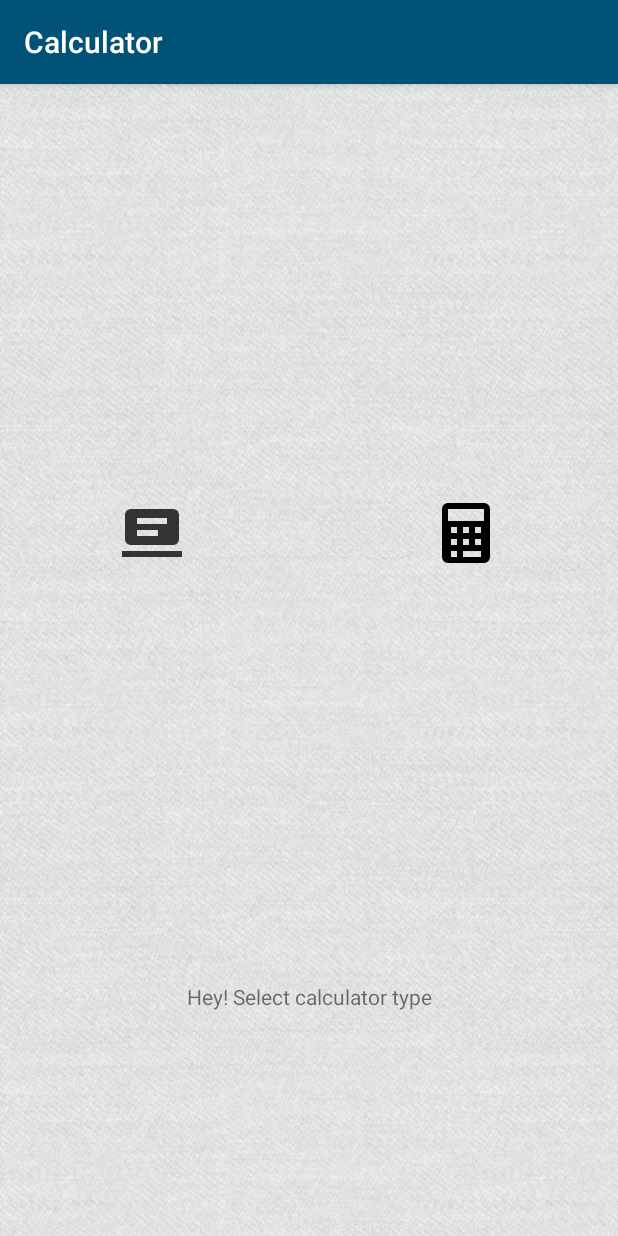
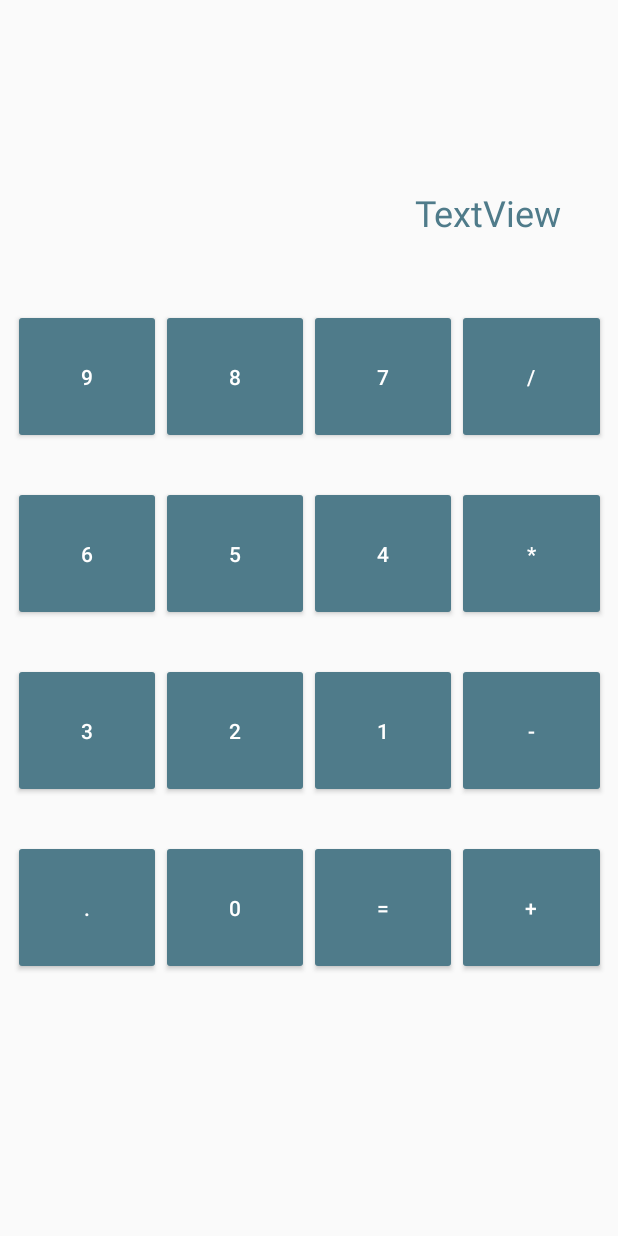
Before and after one commit to prateekro/AndroCalculator, an Android app: the screen it shows after launch (MainActivity before the commit, ButtonCalculator after it), after a tap on an icon or button, on a phone screen of 412 x 824 dp. Run offline under Robolectric (Android 15) with nearby library versions, the phone set to English and light mode, and no system bars.

Commit message:
XML ready for Button layout

```diff
--- a/app/src/main/AndroidManifest.xml
+++ b/app/src/main/AndroidManifest.xml
@@ -9,6 +9,8 @@
         android:roundIcon="@mipmap/ic_launcher_round"
         android:supportsRtl="true"
         android:theme="@style/AppTheme">
+        <activity android:name=".ButtonCalculator"></activity>
+        <activity android:name=".TextCalculator" />
         <activity android:name=".MainActivity">
             <intent-filter>
                 <action android:name="android.intent.action.MAIN" />
--- /dev/null
+++ b/app/src/main/java/com/prateek/calculator/ButtonCalculator.java
@@ -0,0 +1,19 @@
+package com.prateek.calculator;
+
+import android.app.Activity;
+import android.os.Bundle;
+
+public class ButtonCalculator extends Activity {
+
+    @Override
+    protected void onCreate(Bundle savedInstanceState) {
+        super.onCreate(savedInstanceState);
+        setContentView(R.layout.activity_button_calculator);
+    }
+
+    @Override
+    protected void onStart() {
+        super.onStart();
+
+    }
+}
--- a/app/src/main/java/com/prateek/calculator/MainActivity.java
+++ b/app/src/main/java/com/prateek/calculator/MainActivity.java
@@ -1,6 +1,7 @@
 package com.prateek.calculator;
 
 import android.animation.StateListAnimator;
+import android.content.Intent;
 import android.graphics.Color;
 import android.os.Handler;
 import android.support.constraint.ConstraintLayout;
@@ -47,10 +48,12 @@ public class MainActivity extends AppCompatActivity implements View.OnClickListe
         if (calc1.getId() == view.getId()){
             Toast.makeText(this, "Clicked 1", Toast.LENGTH_SHORT).show();
             Util.blink(calc1);
+            startActivity(new Intent(this, TextCalculator.class));
         }
         if (calc2.getId() == view.getId()){
             Toast.makeText(this, "Clicked 2", Toast.LENGTH_SHORT).show();
             Util.blink(calc2);
+            startActivity(new Intent(this, ButtonCalculator.class));
         }
 
     }
--- /dev/null
+++ b/app/src/main/java/com/prateek/calculator/TextCalculator.java
@@ -0,0 +1,20 @@
+package com.prateek.calculator;
+
+import android.app.Activity;
+import android.os.Bundle;
+
+public class TextCalculator extends Activity {
+
+    @Override
+    protected void onCreate(Bundle savedInstanceState) {
+        super.onCreate(savedInstanceState);
+        setContentView(R.layout.activity_text_calculator);
+    }
+
+    @Override
+    protected void onStart() {
+        super.onStart();
+
+
+    }
+}
--- /dev/null
+++ b/app/src/main/res/layout/activity_button_calculator.xml
@@ -0,0 +1,248 @@
+<?xml version="1.0" encoding="utf-8"?>
+<android.support.constraint.ConstraintLayout xmlns:android="http://schemas.android.com/apk/res/android"
+    xmlns:app="http://schemas.android.com/apk/res-auto"
+    xmlns:tools="http://schemas.android.com/tools"
+    android:layout_width="match_parent"
+    android:layout_height="match_parent"
+    tools:context=".ButtonCalculator">
+
+    <LinearLayout
+        android:id="@+id/linear_1"
+        android:layout_width="395dp"
+        android:layout_height="110dp"
+        android:layout_marginStart="8dp"
+        android:layout_marginTop="8dp"
+        android:layout_marginEnd="8dp"
+        android:layout_marginBottom="8dp"
+        android:orientation="horizontal"
+        app:layout_constraintBottom_toBottomOf="parent"
+        app:layout_constraintEnd_toEndOf="parent"
+        app:layout_constraintStart_toStartOf="parent"
+        app:layout_constraintTop_toTopOf="parent"
+        app:layout_constraintVertical_bias="0.100000024">
+
+        <TextView
+            android:id="@+id/textView2"
+            android:layout_width="match_parent"
+            android:layout_height="match_parent"
+            android:layout_weight="1"
+            android:gravity="bottom|center_horizontal"
+            android:padding="30dp"
+            android:text="TextView"
+            android:textAlignment="viewEnd"
+            android:textColor="@color/colorBlack"
+            android:textSize="24sp" />
+    </LinearLayout>
+
+    <LinearLayout
+        android:id="@+id/linear_2"
+        android:layout_width="395dp"
+        android:layout_height="110dp"
+        android:layout_marginStart="8dp"
+        android:layout_marginTop="8dp"
+        android:layout_marginEnd="8dp"
+        android:layout_marginBottom="8dp"
+        android:gravity="center_horizontal|center_vertical"
+        android:orientation="horizontal"
+        app:layout_constraintBottom_toBottomOf="parent"
+        app:layout_constraintEnd_toEndOf="parent"
+        app:layout_constraintStart_toStartOf="parent"
+        app:layout_constraintTop_toBottomOf="@+id/linear_1"
+        app:layout_constraintVertical_bias="0.0">
+
+        <Button
+            android:id="@+id/button_9"
+            android:layout_width="wrap_content"
+            android:layout_height="90dp"
+            android:layout_weight="1"
+            android:backgroundTint="@color/colorBlack"
+            android:textColor="@android:color/background_light"
+            android:text="9"/>
+
+        <Button
+            android:id="@+id/button_8"
+            android:layout_width="wrap_content"
+            android:layout_height="90dp"
+            android:layout_weight="1"
+            android:backgroundTint="@color/colorBlack"
+            android:textColor="@android:color/background_light"
+            android:text="8" />
+
+        <Button
+            android:id="@+id/button_7"
+            android:layout_width="wrap_content"
+            android:layout_height="90dp"
+            android:layout_weight="1"
+            android:backgroundTint="@color/colorBlack"
+            android:textColor="@android:color/background_light"
+            android:text="7" />
+
+        <Button
+            android:id="@+id/button_10"
+            android:layout_width="wrap_content"
+            android:layout_height="90dp"
+            android:layout_weight="1"
+            android:backgroundTint="@color/colorBlack"
+            android:textColor="@android:color/background_light"
+            android:text="/" />
+    </LinearLayout>
+
+    <LinearLayout
+        android:id="@+id/linear_3"
+        android:layout_width="395dp"
+        android:layout_height="110dp"
+        android:layout_marginStart="8dp"
+        android:layout_marginTop="8dp"
+        android:layout_marginEnd="8dp"
+        android:layout_marginBottom="8dp"
+        android:gravity="center_horizontal|center_vertical"
+        android:orientation="horizontal"
+        app:layout_constraintBottom_toBottomOf="parent"
+        app:layout_constraintEnd_toEndOf="parent"
+        app:layout_constraintStart_toStartOf="parent"
+        app:layout_constraintTop_toBottomOf="@+id/linear_2"
+        app:layout_constraintVertical_bias="0.0">
+
+        <Button
+            android:id="@+id/button_6"
+            android:layout_width="wrap_content"
+            android:layout_height="90dp"
+            android:layout_weight="1"
+            android:backgroundTint="@color/colorBlack"
+            android:textColor="@android:color/background_light"
+            android:text="6" />
+
+        <Button
+            android:id="@+id/button_5"
+            android:layout_width="wrap_content"
+            android:layout_height="90dp"
+            android:layout_weight="1"
+            android:backgroundTint="@color/colorBlack"
+            android:textColor="@android:color/background_light"
+            android:text="5" />
+
+        <Button
+            android:id="@+id/button_4"
+            android:layout_width="wrap_content"
+            android:layout_height="90dp"
+            android:layout_weight="1"
+            android:backgroundTint="@color/colorBlack"
+            android:textColor="@android:color/background_light"
+            android:text="4" />
+
+        <Button
+            android:id="@+id/button_11"
+            android:layout_width="wrap_content"
+            android:layout_height="90dp"
+            android:layout_weight="1"
+            android:backgroundTint="@color/colorBlack"
+            android:textColor="@android:color/background_light"
+            android:text="*" />
+    </LinearLayout>
+
+    <LinearLayout
+        android:id="@+id/linear_4"
+        android:layout_width="395dp"
+        android:layout_height="110dp"
+        android:layout_marginStart="8dp"
+        android:layout_marginTop="8dp"
+        android:layout_marginEnd="8dp"
+        android:layout_marginBottom="8dp"
+        android:gravity="center_horizontal|center_vertical"
+        android:orientation="horizontal"
+        app:layout_constraintBottom_toBottomOf="parent"
+        app:layout_constraintEnd_toEndOf="parent"
+        app:layout_constraintStart_toStartOf="parent"
+        app:layout_constraintTop_toBottomOf="@+id/linear_3"
+        app:layout_constraintVertical_bias="0.0">
+
+        <Button
+            android:id="@+id/button_3"
+            android:layout_width="wrap_content"
+            android:layout_height="90dp"
+            android:layout_weight="1"
+            android:backgroundTint="@color/colorBlack"
+            android:textColor="@android:color/background_light"
+            android:text="3" />
+
+        <Button
+            android:id="@+id/button_2"
+            android:layout_width="wrap_content"
+            android:layout_height="90dp"
+            android:layout_weight="1"
+            android:backgroundTint="@color/colorBlack"
+            android:textColor="@android:color/background_light"
+            android:text="2" />
+
+        <Button
+            android:id="@+id/button_1"
+            android:layout_width="wrap_content"
+            android:layout_height="90dp"
+            android:layout_weight="1"
+            android:backgroundTint="@color/colorBlack"
+            android:textColor="@android:color/background_light"
+            android:text="1" />
+
+        <Button
+            android:id="@+id/button_12"
+            android:layout_width="wrap_content"
+            android:layout_height="90dp"
+            android:layout_weight="1"
+            android:backgroundTint="@color/colorBlack"
+            android:textColor="@android:color/background_light"
+            android:text="-" />
+    </LinearLayout>
+
+    <LinearLayout
+        android:id="@+id/linear_5"
+        android:layout_width="395dp"
+        android:layout_height="110dp"
+        android:layout_marginStart="8dp"
+        android:layout_marginTop="8dp"
+        android:layout_marginEnd="8dp"
+        android:layout_marginBottom="8dp"
+        android:gravity="center_horizontal|center_vertical"
+        android:orientation="horizontal"
+        app:layout_constraintBottom_toBottomOf="parent"
+        app:layout_constraintEnd_toEndOf="parent"
+        app:layout_constraintStart_toStartOf="parent"
+        app:layout_constraintTop_toBottomOf="@+id/linear_4"
+        app:layout_constraintVertical_bias="0.0">
+
+        <Button
+            android:id="@+id/button_15"
+            android:layout_width="wrap_content"
+            android:layout_height="90dp"
+            android:layout_weight="1"
+            android:backgroundTint="@color/colorBlack"
+            android:textColor="@android:color/background_light"
+            android:text="." />
+
+        <Button
+            android:id="@+id/button_0"
+            android:layout_width="wrap_content"
+            android:layout_height="90dp"
+            android:layout_weight="1"
+            android:backgroundTint="@color/colorBlack"
+            android:textColor="@android:color/background_light"
+            android:text="0" />
+
+        <Button
+            android:id="@+id/button_14"
+            android:layout_width="wrap_content"
+            android:layout_height="90dp"
+            android:layout_weight="1"
+            android:backgroundTint="@color/colorBlack"
+            android:textColor="@android:color/background_light"
+            android:text="=" />
+
+        <Button
+            android:id="@+id/button_13"
+            android:layout_width="wrap_content"
+            android:layout_height="90dp"
+            android:layout_weight="1"
+            android:backgroundTint="@color/colorBlack"
+            android:textColor="@android:color/background_light"
+            android:text="+" />
+    </LinearLayout>
+</android.support.constraint.ConstraintLayout>
--- /dev/null
+++ b/app/src/main/res/layout/activity_text_calculator.xml
@@ -0,0 +1,9 @@
+<?xml version="1.0" encoding="utf-8"?>
+<android.support.constraint.ConstraintLayout xmlns:android="http://schemas.android.com/apk/res/android"
+    xmlns:app="http://schemas.android.com/apk/res-auto"
+    xmlns:tools="http://schemas.android.com/tools"
+    android:layout_width="match_parent"
+    android:layout_height="match_parent"
+    tools:context=".TextCalculator">
+
+</android.support.constraint.ConstraintLayout>
--- a/app/src/main/res/values/colors.xml
+++ b/app/src/main/res/values/colors.xml
@@ -3,6 +3,6 @@
     <color name="colorPrimary">#005377</color>
     <color name="colorPrimaryDark">#052F5F</color>
     <color name="colorAccent">#9DBEAA</color>
-    <color name="colorBlack">#4f7b8a</color>
+    <color name="colorBlack">#4F7B8A</color>
     <color name="colorEngGreen">#204E4A</color>
 </resources>
```
Also changed, not shown: app/src/main/java/com/prateek/calculator/utils/Util.java (+7 -0 lines).
